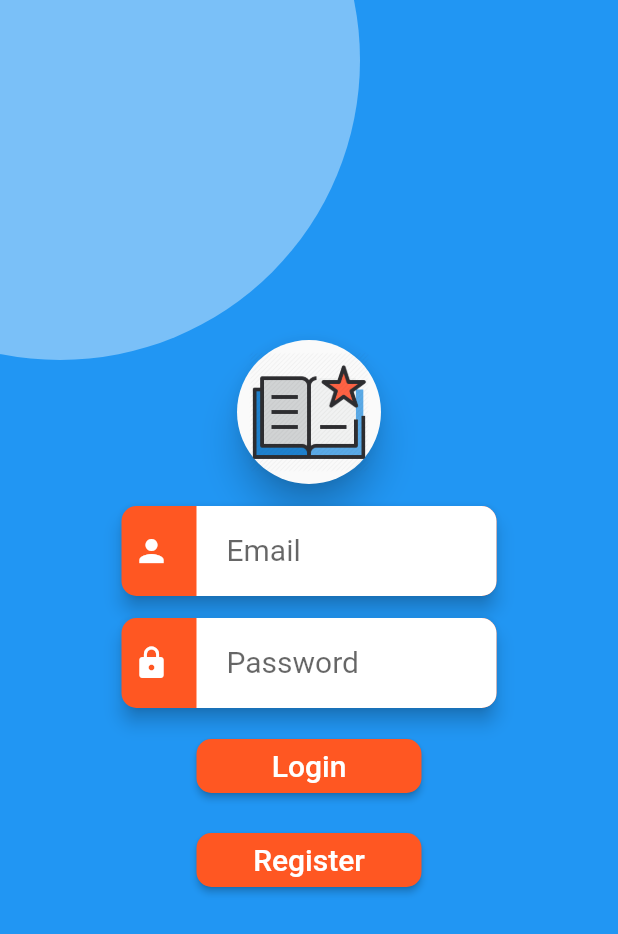
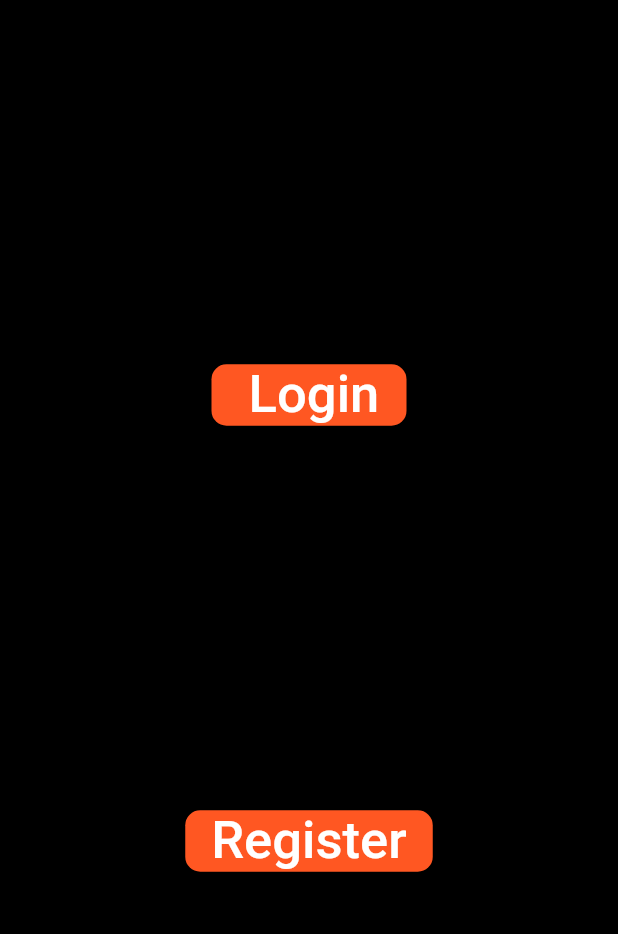
Before and after one commit to tarangleo/Book_App_Flutter, a Flutter app: the screen it shows after launch, after a tap on "Get Started", on a phone screen of 412 x 824 dp. Shown: the top 934 px of the screen. Run offline on Flutter 3.47's test engine with Material 2 defaults, Android fonts, the phone set to English and light mode, and no system bars.

Commit message:
Added Login And Register Screen

```diff
--- a/lib/first screen.dart
+++ b/lib/first screen.dart
@@ -1,72 +1,50 @@
 import 'package:flutter/material.dart';
 import './UI/CustomInputField.dart';
+import 'login.dart';
 
 class fscreen extends StatelessWidget {
   @override
   Widget build(BuildContext context) {
     return Scaffold(
-      body: Container(
-        width: MediaQuery.of(context).size.width,
-        height: MediaQuery.of(context).size.height,
-        color: Colors.blue,
-        child: Stack(
-          children: <Widget>[
-            Align(
-              alignment: Alignment.bottomRight,
-              widthFactor: 0.6,
-              heightFactor: 0.6,
-              child: Material(
-                borderRadius: BorderRadius.all(Radius.circular(200)),
-                color: Color.fromRGBO(255, 255, 255, 0.4),
-                child: Container(
-                  width: 400,
-                  height: 400,
-                ),
-              ),
-            ),
-            Center(
+      backgroundColor: Colors.black,
+        body:Center(
 
-              child: Container(
-                width: 400,
-                height: 400,
-                child: Column(
+          child:Column(
               mainAxisAlignment: MainAxisAlignment.spaceEvenly,
               children: <Widget>[
-                    Material(
-                        elevation: 10.0,
-                        borderRadius: BorderRadius.all(Radius.circular(50.0)),
-                        child: Padding(
-                          padding: const EdgeInsets.all(8.0),
-                          child: Image.asset('images/icon.png',width: 80,height:80,),
-                        )),
-                    CustomInputField(
-                        Icon(Icons.person, color: Colors.white), 'Email'),
-                    CustomInputField(
-                        Icon(Icons.lock, color: Colors.white), 'Password'),
                 Container(
+                  padding: EdgeInsets.fromLTRB(10, 10, 10, 10),
                     width: 150,
-                      child: RaisedButton(onPressed: (){},color: Colors.deepOrange,textColor: Colors.white,
+                  child: RaisedButton(onPressed: (){
+            Navigator.push(context, MaterialPageRoute(builder: (context) {
+              return login();
+            }));
+          },color: Colors.deepOrange,textColor: Colors.white,
             shape: RoundedRectangleBorder(borderRadius: BorderRadius.all(Radius.circular(10.0))),
-                        child: Text('Login',style: TextStyle(
-                            fontSize: 20.0
+            child: Text(' Login ',style: TextStyle(
+                fontSize: 35.0
             ),),),
+
         ),
           new Container(
-                      width: 150,
-                      child: RaisedButton(onPressed: (){},color: Colors.deepOrange,textColor: Colors.white,
+            padding: EdgeInsets.fromLTRB(10, 10, 10, 10),
+          width: 185,
+          child: RaisedButton(onPressed: (){
+            Navigator.push(context, MaterialPageRoute(builder: (context) {
+              return fscreen();
+            }));
+          },color: Colors.deepOrange,textColor: Colors.white,
             shape: RoundedRectangleBorder(borderRadius: BorderRadius.all(Radius.circular(10.0))),
             child: Text('Register',style: TextStyle(
-                            fontSize: 20.0
+                fontSize: 35.0
             ),),),
 
         )
     ],
     ),
         ),
-            ),
-          ],
-        ),
-      ),
+
+
     );
   }
 }
```
Also changed, not shown: lib/UI/expriment.dart (added, +72 -0 lines), lib/login.dart (added, +63 -0 lines). Lines whose indentation alone changed are shown as unchanged.
